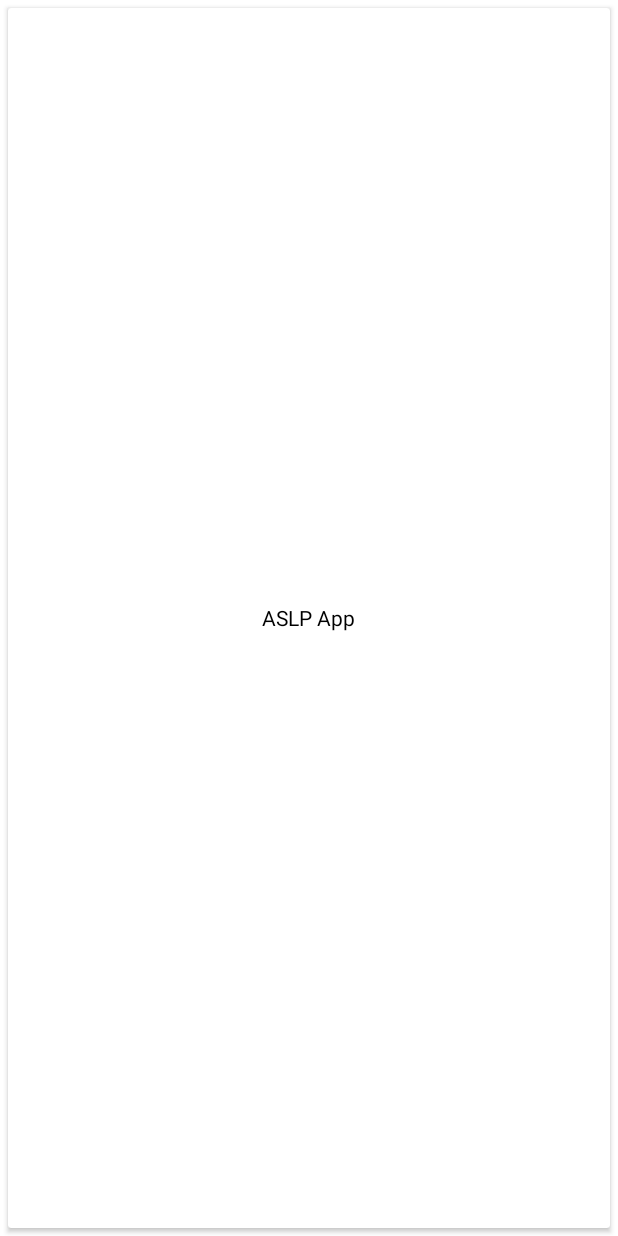
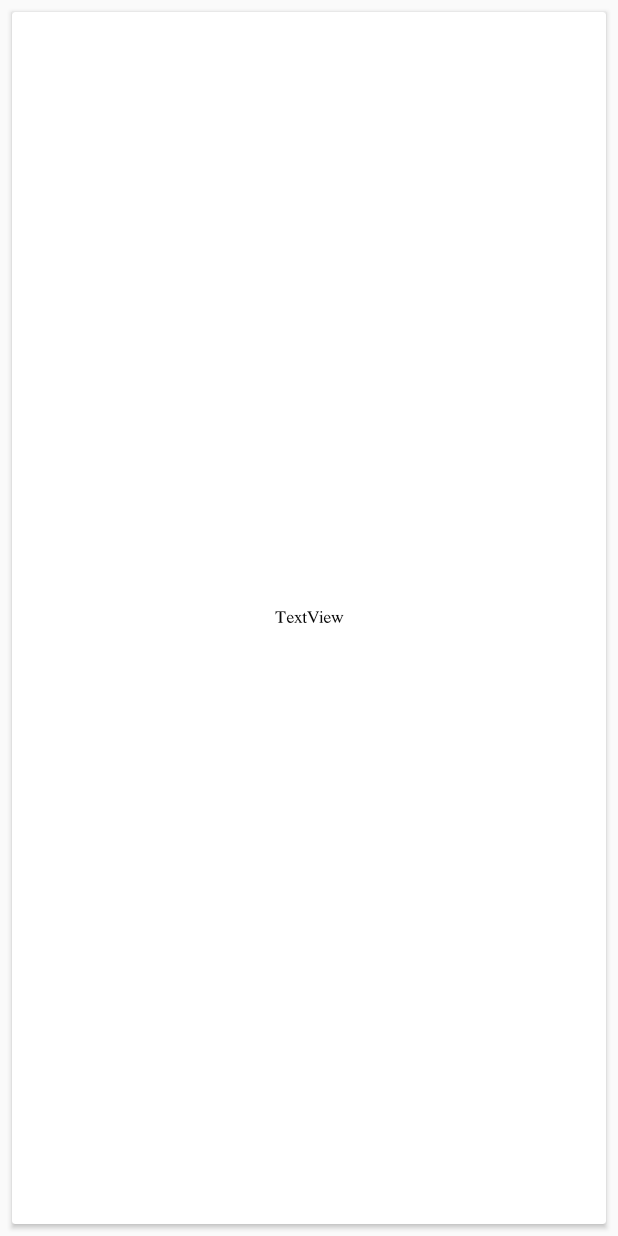
Before and after one commit to sevenio/ASLP, an Android app: the layout articulation_view_item.xml on its own in the app's theme, with its tools: preview values and no code run, on a phone screen of 412 x 824 dp. Run offline under Robolectric (Android 15) with nearby library versions, the phone set to English and light mode, and no system bars.

Commit message:
resolve content not diplayed issue due to card view elevation and special telugu characters by adding elevations and specifying fonts file

```diff
--- a/app/src/main/res/layout/articulation_view_item.xml
+++ b/app/src/main/res/layout/articulation_view_item.xml
@@ -1,32 +1,47 @@
-<?xml version="1.0" encoding="utf-8"?>
+<?xml version="1.0" encoding="utf-8" ?>
 <android.support.constraint.ConstraintLayout xmlns:android="http://schemas.android.com/apk/res/android"
     xmlns:app="http://schemas.android.com/apk/res-auto"
     android:layout_width="match_parent"
-    android:layout_height="match_parent"
-    android:background="@color/cardview_light_background">
-
-
-    <!--TODO add shadow to the text inside textview -->
-
+    android:layout_height="match_parent">
 
     <android.support.v7.widget.CardView
         android:id="@+id/cardView"
         android:layout_width="0dp"
         android:layout_height="0dp"
-        android:layout_margin="5dp"
+        android:layout_marginBottom="8dp"
+        android:layout_marginEnd="8dp"
+        android:layout_marginLeft="8dp"
+        android:layout_marginRight="8dp"
+        android:layout_marginStart="8dp"
+        android:layout_marginTop="8dp"
         app:cardElevation="@dimen/cardview_default_elevation"
         app:layout_constraintBottom_toBottomOf="parent"
         app:layout_constraintEnd_toEndOf="parent"
+        app:layout_constraintHorizontal_bias="1.0"
         app:layout_constraintStart_toStartOf="parent"
-        app:layout_constraintTop_toTopOf="parent">
+        app:layout_constraintTop_toTopOf="parent"
+        app:layout_constraintVertical_bias="1.0"></android.support.v7.widget.CardView>
+    <!--TODO add shadow to the text inside textview -->
 
-        <TextView
-            android:id="@+id/title"
-            android:layout_width="wrap_content"
-            android:layout_height="wrap_content"
-            android:text="@string/app_name"
-            android:layout_gravity="center"
-            android:textColor="@android:color/black" />
 
-    </android.support.v7.widget.CardView>
+    <TextView
+        android:id="@+id/title"
+        android:layout_width="wrap_content"
+        android:layout_height="wrap_content"
+        android:layout_marginBottom="8dp"
+        android:layout_marginEnd="8dp"
+        android:layout_marginLeft="8dp"
+        android:layout_marginRight="8dp"
+        android:layout_marginStart="8dp"
+        android:layout_marginTop="8dp"
+        android:text="TextView"
+        android:translationZ="10dp"
+        android:fontFamily="@font/gurajada"
+        android:textColor="@color/colorAccent"
+        app:layout_constraintBottom_toBottomOf="@+id/cardView"
+        app:layout_constraintEnd_toEndOf="@+id/cardView"
+        app:layout_constraintStart_toStartOf="@+id/cardView"
+        app:layout_constraintTop_toTopOf="@+id/cardView" />
+
+
 </android.support.constraint.ConstraintLayout>
```
Also changed, not shown: app/src/main/res/font/gurajada.ttf (added).
